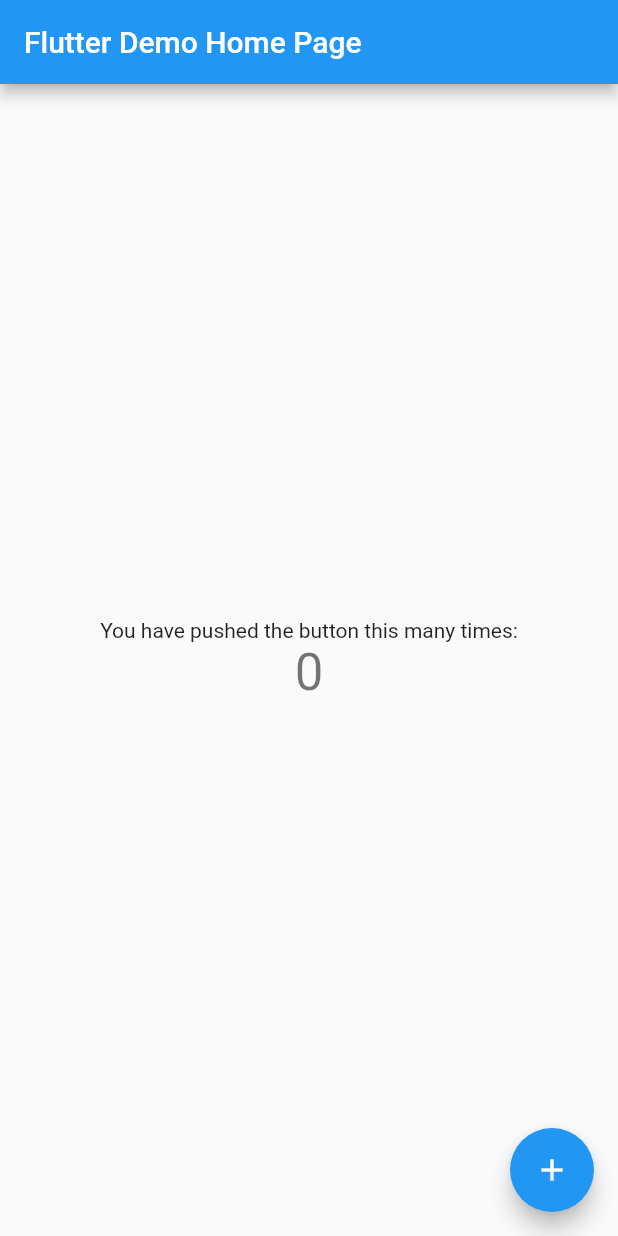
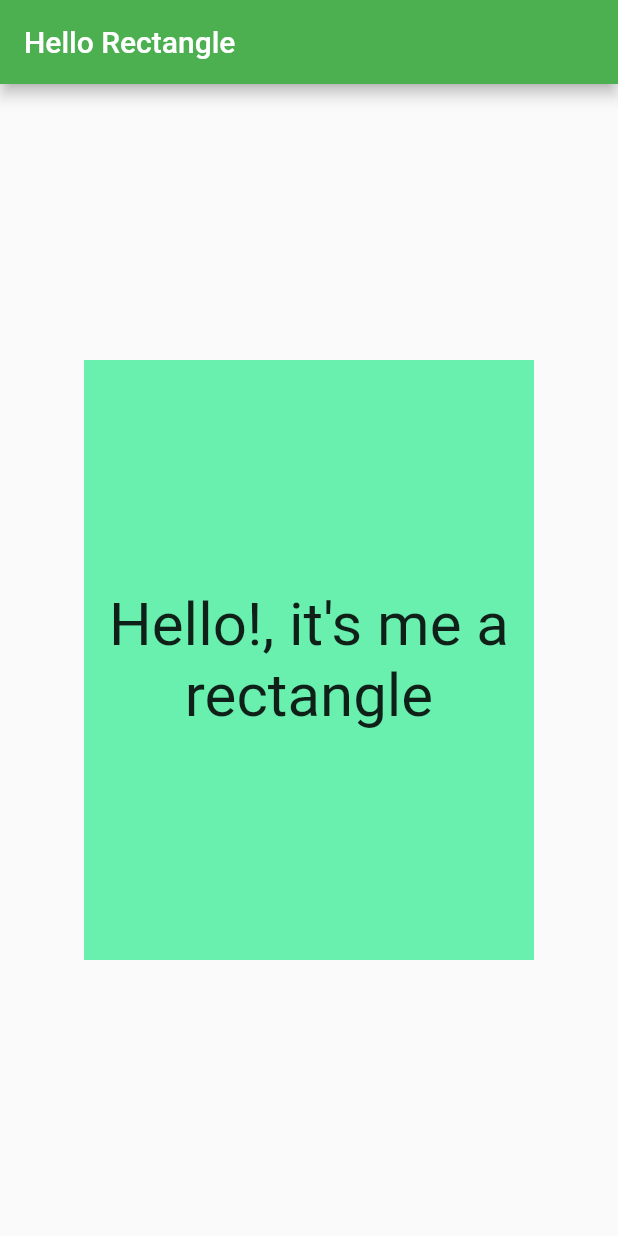
Before and after one commit to rajtheinnovator/flutter_samples, a Flutter app: the screen it shows after launch, on a phone screen of 412 x 824 dp. Run offline on Flutter 3.47's test engine with Material 2 defaults, Android fonts, the phone set to English and light mode, and no system bars.

Commit message:
Created first basic sample with customized theme color & basic text widget

```diff
--- a/lib/main.dart
+++ b/lib/main.dart
@@ -1,111 +1,40 @@
 import 'package:flutter/material.dart';
 
-void main() => runApp(MyApp());
+const _padding = EdgeInsets.all(16.0);
 
-class MyApp extends StatelessWidget {
-  // This widget is the root of your application.
+void main() {
+  runApp(
+    MaterialApp(
+      debugShowCheckedModeBanner: false,
+      title: 'Hello Rectangle',
+      theme: ThemeData(primarySwatch: Colors.green),
+      home: Scaffold(
+        appBar: AppBar(
+          title: Text('Hello Rectangle'),
+        ),
+        body: HelloRectangle(),
+      ),
+    ),
+  );
+}
+
+class HelloRectangle extends StatelessWidget {
   @override
   Widget build(BuildContext context) {
-    return MaterialApp(
-      title: 'Flutter Demo',
-      theme: ThemeData(
-        // This is the theme of your application.
-        //
-        // Try running your application with "flutter run". You'll see the
-        // application has a blue toolbar. Then, without quitting the app, try
-        // changing the primarySwatch below to Colors.green and then invoke
-        // "hot reload" (press "r" in the console where you ran "flutter run",
-        // or simply save your changes to "hot reload" in a Flutter IDE).
-        // Notice that the counter didn't reset back to zero; the application
-        // is not restarted.
-        primarySwatch: Colors.blue,
+    return Center(
+      child: Container(
+        color: Colors.greenAccent,
+        height: 400.0,
+        padding: _padding,
+        width: 300.0,
+        child: Center(
+          child: Text(
+            'Hello!, it\'s me a rectangle',
+            style: TextStyle(fontSize: 40.0),
+            textAlign: TextAlign.center,
+          ),
+        ),
       ),
-      home: MyHomePage(title: 'Flutter Demo Home Page'),
     );
   }
 }
-
-class MyHomePage extends StatefulWidget {
-  MyHomePage({Key key, this.title}) : super(key: key);
-
-  // This widget is the home page of your application. It is stateful, meaning
-  // that it has a State object (defined below) that contains fields that affect
-  // how it looks.
-
-  // This class is the configuration for the state. It holds the values (in this
-  // case the title) provided by the parent (in this case the App widget) and
-  // used by the build method of the State. Fields in a Widget subclass are
-  // always marked "final".
-
-  final String title;
-
-  @override
-  _MyHomePageState createState() => _MyHomePageState();
-}
-
-class _MyHomePageState extends State<MyHomePage> {
-  int _counter = 0;
-
-  void _incrementCounter() {
-    setState(() {
-      // This call to setState tells the Flutter framework that something has
-      // changed in this State, which causes it to rerun the build method below
-      // so that the display can reflect the updated values. If we changed
-      // _counter without calling setState(), then the build method would not be
-      // called again, and so nothing would appear to happen.
-      _counter++;
-    });
-  }
-
-  @override
-  Widget build(BuildContext context) {
-    // This method is rerun every time setState is called, for instance as done
-    // by the _incrementCounter method above.
-    //
-    // The Flutter framework has been optimized to make rerunning build methods
-    // fast, so that you can just rebuild anything that needs updating rather
-    // than having to individually change instances of widgets.
-    return Scaffold(
-      appBar: AppBar(
-        // Here we take the value from the MyHomePage object that was created by
-        // the App.build method, and use it to set our appbar title.
-        title: Text(widget.title),
-      ),
-      body: Center(
-        // Center is a layout widget. It takes a single child and positions it
-        // in the middle of the parent.
-        child: Column(
-          // Column is also layout widget. It takes a list of children and
-          // arranges them vertically. By default, it sizes itself to fit its
-          // children horizontally, and tries to be as tall as its parent.
-          //
-          // Invoke "debug painting" (press "p" in the console, choose the
-          // "Toggle Debug Paint" action from the Flutter Inspector in Android
-          // Studio, or the "Toggle Debug Paint" command in Visual Studio Code)
-          // to see the wireframe for each widget.
-          //
-          // Column has various properties to control how it sizes itself and
-          // how it positions its children. Here we use mainAxisAlignment to
-          // center the children vertically; the main axis here is the vertical
-          // axis because Columns are vertical (the cross axis would be
-          // horizontal).
-          mainAxisAlignment: MainAxisAlignment.center,
-          children: <Widget>[
-            Text(
-              'You have pushed the button this many times:',
-            ),
-            Text(
-              '$_counter',
-              style: Theme.of(context).textTheme.display1,
-            ),
-          ],
-        ),
-      ),
-      floatingActionButton: FloatingActionButton(
-        onPressed: _incrementCounter,
-        tooltip: 'Increment',
-        child: Icon(Icons.add),
-      ), // This trailing comma makes auto-formatting nicer for build methods.
-    );
-  }
-}
```
Also changed, not shown: 2 other files.
